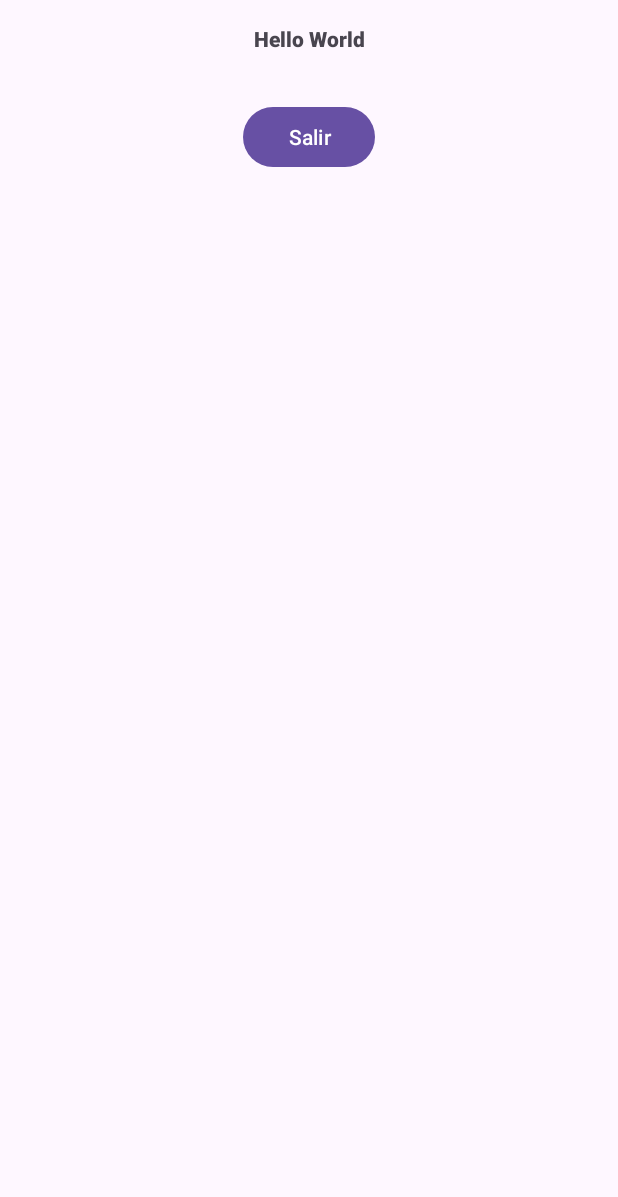
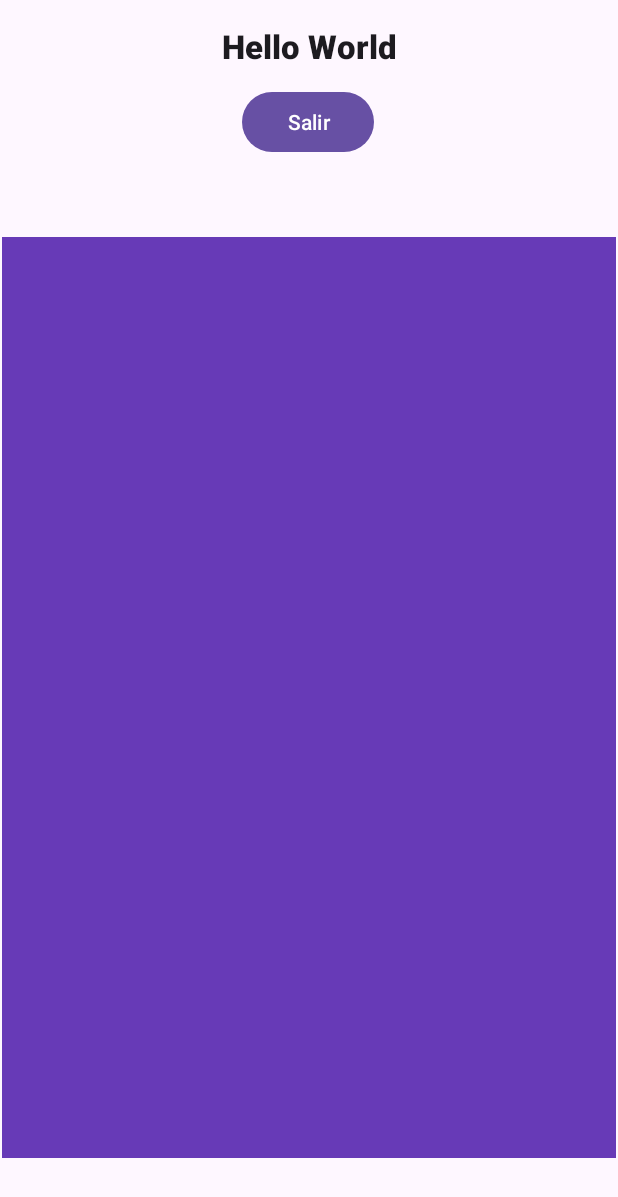
Before and after one commit to andmunoz/ti2042-2023, an Android app: the screen it shows after launch (MainActivity), on a phone screen of 412 x 824 dp. Shown: the top 1197 px of the screen. Run offline under Robolectric (Android 15) with nearby library versions, the phone set to English and light mode, and no system bars.

Commit message:
some changes for app example

```diff
--- a/AppEjemplodelProfe/app/src/main/res/layout/activity_main.xml
+++ b/AppEjemplodelProfe/app/src/main/res/layout/activity_main.xml
@@ -13,6 +13,7 @@
         android:layout_marginTop="16dp"
         android:fontFamily="sans-serif-black"
         android:text="@string/title_name"
+        android:textAppearance="@style/TextAppearance.AppCompat.Large"
         app:layout_constraintEnd_toEndOf="parent"
         app:layout_constraintStart_toStartOf="parent"
         app:layout_constraintTop_toTopOf="parent" />
@@ -21,10 +22,25 @@
         android:id="@+id/button"
         android:layout_width="wrap_content"
         android:layout_height="wrap_content"
-        android:layout_marginTop="32dp"
+        android:layout_marginTop="12dp"
         android:text="@string/button_quit"
         app:layout_constraintEnd_toEndOf="parent"
+        app:layout_constraintHorizontal_bias="0.498"
         app:layout_constraintStart_toStartOf="parent"
         app:layout_constraintTop_toBottomOf="@+id/main_title" />
 
+    <FrameLayout
+        android:layout_width="409dp"
+        android:layout_height="614dp"
+        android:background="#673AB7"
+        app:layout_constraintBottom_toBottomOf="parent"
+        app:layout_constraintEnd_toEndOf="parent"
+        app:layout_constraintStart_toStartOf="parent"
+        app:layout_constraintTop_toBottomOf="@+id/button">
+
+        <androidx.constraintlayout.widget.ConstraintLayout
+            android:layout_width="match_parent"
+            android:layout_height="match_parent"/>
+    </FrameLayout>
+
 </androidx.constraintlayout.widget.ConstraintLayout>
```
